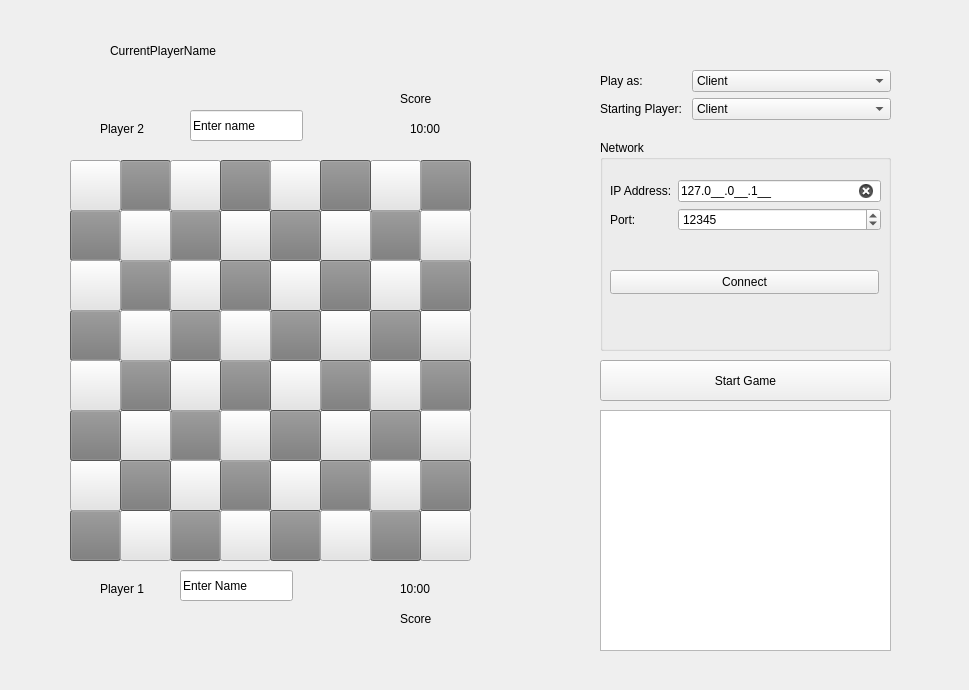
Above: schach/schachgui.ui from Charly-62/QtChessApp before the change. Below: the same form after it.
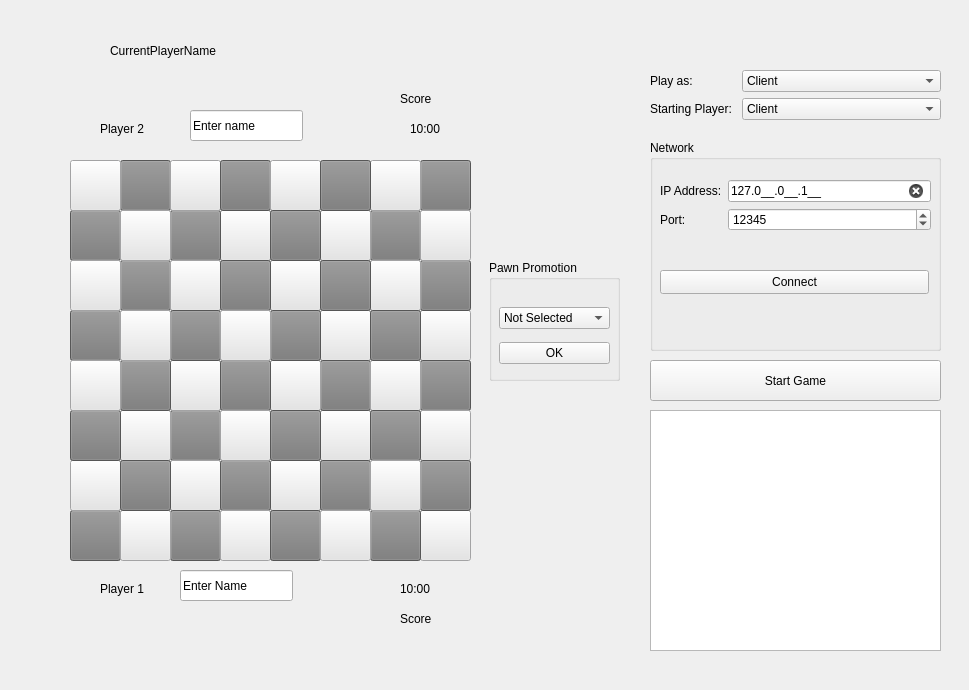
That is the form after the change.

Diff of the .ui file:
```diff
--- a/schach/schachgui.ui
+++ b/schach/schachgui.ui
@@ -1049,7 +1049,7 @@
   <widget class="QPushButton" name="bStart">
    <property name="geometry">
     <rect>
-     <x>600</x>
+     <x>650</x>
      <y>360</y>
      <width>291</width>
      <height>41</height>
@@ -1062,7 +1062,7 @@
   <widget class="QGroupBox" name="grpNetwork">
    <property name="geometry">
     <rect>
-     <x>600</x>
+     <x>650</x>
      <y>140</y>
      <width>291</width>
      <height>211</height>
@@ -1156,10 +1156,10 @@
   <widget class="QWidget" name="formLayoutWidget_2">
    <property name="geometry">
     <rect>
-     <x>600</x>
+     <x>650</x>
      <y>70</y>
      <width>291</width>
-     <height>56</height>
+     <height>65</height>
     </rect>
    </property>
    <layout class="QFormLayout" name="formLayout_2">
@@ -1210,7 +1210,7 @@
   <widget class="QListWidget" name="lstNetzwerkConsole">
    <property name="geometry">
     <rect>
-     <x>600</x>
+     <x>650</x>
      <y>410</y>
      <width>291</width>
      <height>241</height>
@@ -1321,6 +1321,67 @@
     <string>CurrentPlayerName</string>
    </property>
   </widget>
+  <widget class="QGroupBox" name="grpPawnPromotion">
+   <property name="geometry">
+    <rect>
+     <x>489</x>
+     <y>260</y>
+     <width>131</width>
+     <height>121</height>
+    </rect>
+   </property>
+   <property name="title">
+    <string>Pawn Promotion</string>
+   </property>
+   <widget class="QWidget" name="verticalLayoutWidget">
+    <property name="geometry">
+     <rect>
+      <x>10</x>
+      <y>40</y>
+      <width>111</width>
+      <height>71</height>
+     </rect>
+    </property>
+    <layout class="QVBoxLayout" name="verticalLayout">
+     <item>
+      <widget class="QComboBox" name="cbPawnPromotion">
+       <item>
+        <property name="text">
+         <string>Not Selected</string>
+        </property>
+       </item>
+       <item>
+        <property name="text">
+         <string>Queen</string>
+        </property>
+       </item>
+       <item>
+        <property name="text">
+         <string>Rook</string>
+        </property>
+       </item>
+       <item>
+        <property name="text">
+         <string>Knight</string>
+        </property>
+       </item>
+       <item>
+        <property name="text">
+         <string>Bishop</string>
+        </property>
+       </item>
+      </widget>
+     </item>
+     <item>
+      <widget class="QPushButton" name="pbPawnPromotion">
+       <property name="text">
+        <string>OK</string>
+       </property>
+      </widget>
+     </item>
+    </layout>
+   </widget>
+  </widget>
  </widget>
  <resources/>
  <connections/>
```
